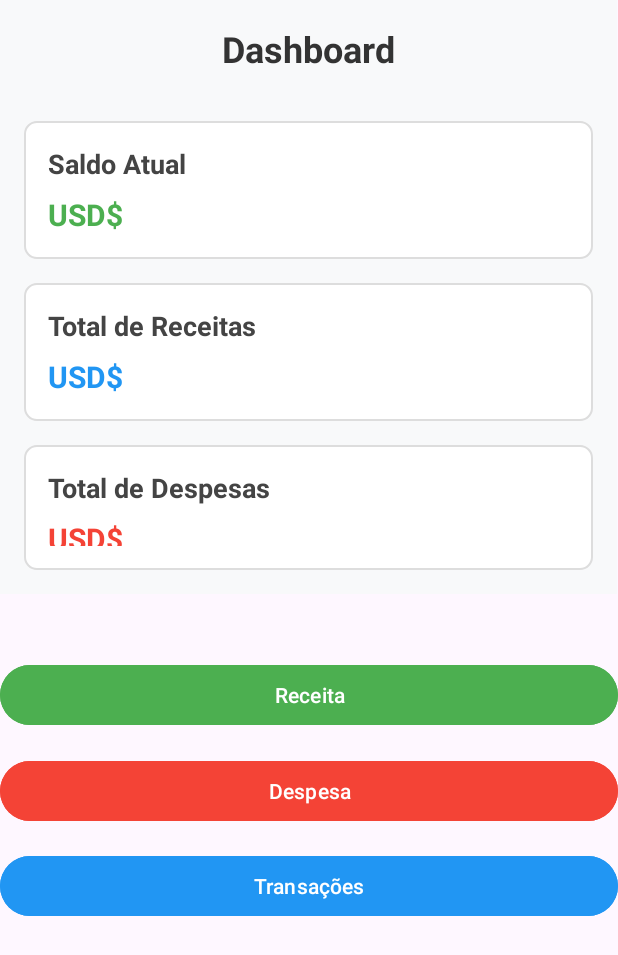
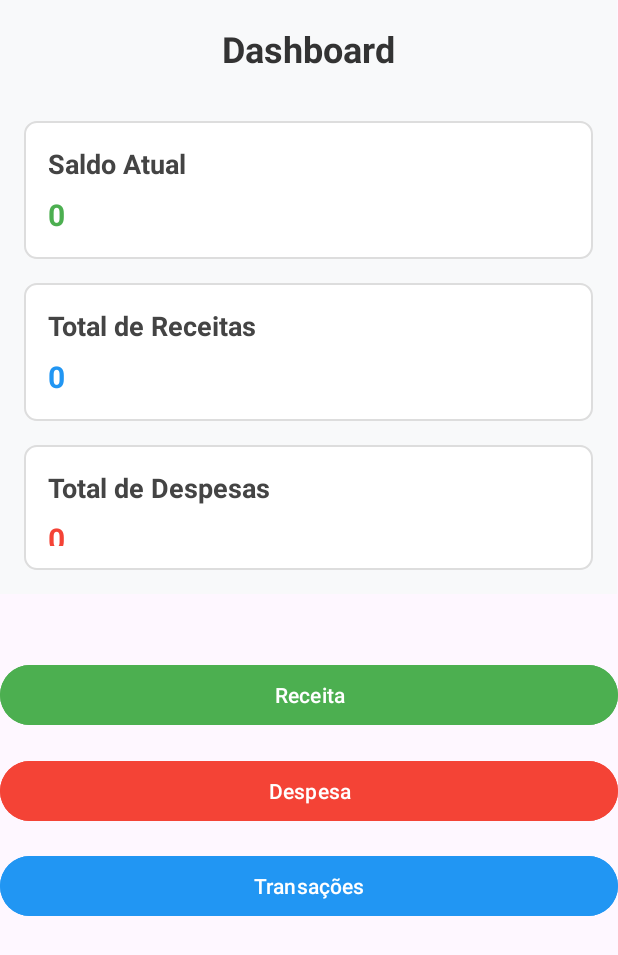
Before and after one commit to Sengeki1/Financial_Control_App, an Android app: the screen it shows after launch (MainActivity), on a phone screen of 412 x 824 dp. Shown: the top 955 px of the screen. Run offline under Robolectric (Android 15) with nearby library versions, the phone set to English and light mode, and no system bars; our stand-ins replace Room's generated code.

Commit message:
Update Dashboard

```diff
--- a/app/src/main/java/com/example/myapplication/MainActivity.java
+++ b/app/src/main/java/com/example/myapplication/MainActivity.java
@@ -13,8 +13,43 @@ import androidx.core.graphics.Insets;
 import androidx.core.view.ViewCompat;
 import androidx.core.view.WindowInsetsCompat;
 import androidx.room.Room;
+import androidx.room.RoomDatabase;
+
+import java.util.List;
 
 public class MainActivity extends AppCompatActivity {
+
+    private void refreshData() {
+        TransactionDatabase db = Room.databaseBuilder(
+                getBaseContext(), TransactionDatabase.class, "transaction-database"
+        ).allowMainThreadQueries().build();
+
+        List<Transaction> transactions = db.transactionDao().getAllTransactions();
+
+        int total_balance = 0;
+        int total_revenue = 0;
+        int total_expense = 0;
+
+        // Calculate total revenue, total expense, and total balance
+        for (Transaction transaction : transactions) {
+            if (transaction.color.equals("#4CAF50")) { // positive revenue
+                total_revenue += transaction.value;
+            } else {
+                total_expense += transaction.value;
+            }
+        }
+
+        total_balance = total_expense + total_revenue;;
+
+        // Update the UI with the new values
+        TextView balanceAmount = findViewById(R.id.tvBalanceAmount);
+        TextView revenueAmount = findViewById(R.id.tvRevenueAmount);
+        TextView expenseAmount = findViewById(R.id.tvExpenseAmount);
+
+        balanceAmount.setText(String.valueOf(total_balance));
+        revenueAmount.setText(String.valueOf(total_revenue));
+        expenseAmount.setText(String.valueOf(total_expense));
+    };
 
     @Override
     protected void onCreate(Bundle savedInstanceState) {
@@ -27,16 +62,16 @@ public class MainActivity extends AppCompatActivity {
             return insets;
         });
 
-        TextView balanceAmount = findViewById(R.id.tvBalanceAmount);
-        TextView revenueAmount = findViewById(R.id.tvRevenueAmount);
-        TextView expenseAmount = findViewById(R.id.tvExpenseAmount);
-
         Button btnAddRevenue = findViewById(R.id.btnAddRevenue);
         Button btnAddExpense = findViewById(R.id.btnAddExpense);
         Button btnViewTransactions = findViewById(R.id.btnViewTransactions);
 
         Intent transactionIntent = new Intent(this, transactions.class);
         Intent showTransactionsIntent = new Intent(this, transactions_list.class);
+
+        // ------------------ DASHBOARD LOGIC ---------------- //
+
+        refreshData();
 
         btnAddRevenue.setOnClickListener(new View.OnClickListener() {
             @Override
@@ -61,4 +96,11 @@ public class MainActivity extends AppCompatActivity {
             }
         });
     }
+
+    @Override
+    protected void onResume() {
+        super.onResume();
+        // Optional: Refresh data manually when the activity resumes
+        refreshData();
+    }
 }
```
